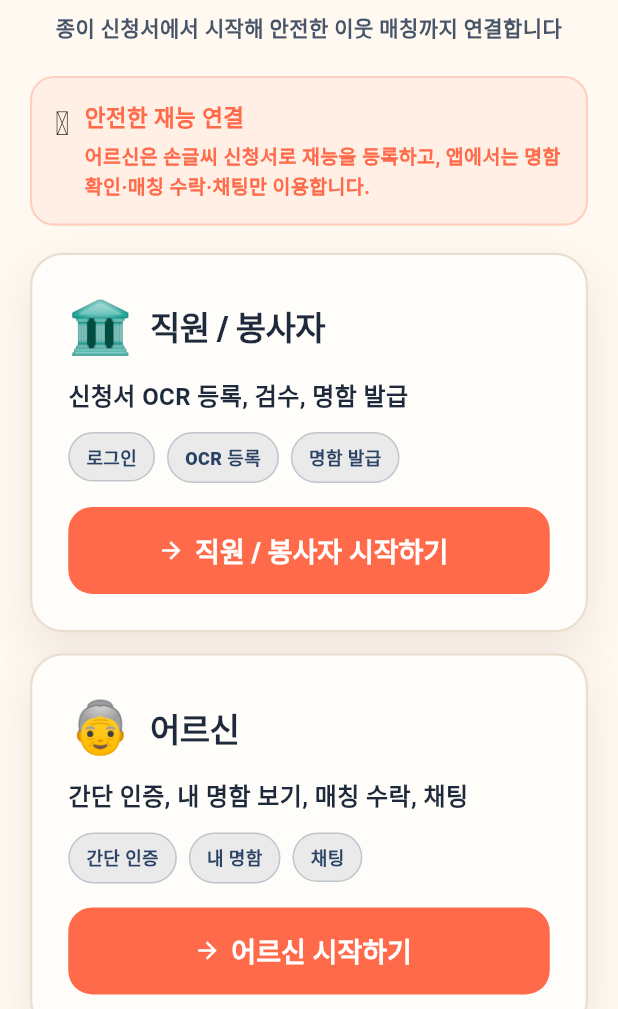
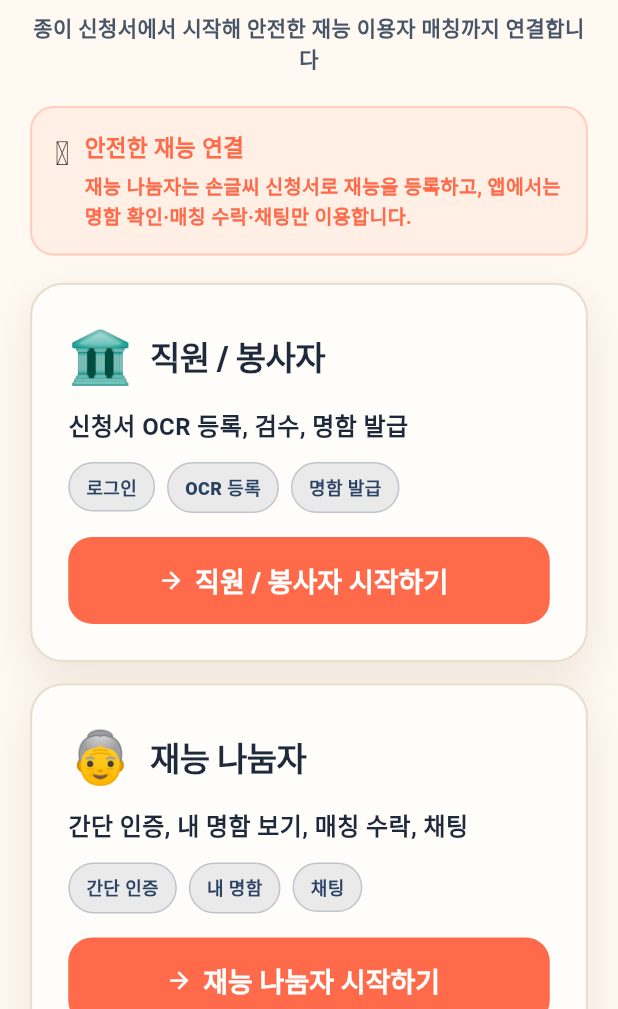
Before and after one commit to Nono-Link/frontend, a Flutter app: the screen it shows after launch, on a phone screen of 412 x 824 dp, the part 227-1236 px from its top. Run offline on Flutter 3.47's test engine with Material 3 defaults, Android fonts, the phone set to English and light mode, and no system bars; Roboto replaces fonts that are missing (Apple SD Gothic Neo).

Commit message:
'재능 나눔자' 및 '재능 이용자' 로 텍스트 수정완료

```diff
--- a/lib/login_expert/login_expert_page.dart
+++ b/lib/login_expert/login_expert_page.dart
@@ -10,7 +10,7 @@
   final id = TextEditingController(); final pw = TextEditingController(); final name = TextEditingController(); final phone = TextEditingController();
   @override
   Widget build(BuildContext context) => NonoPage(children: [
-    const NonoTop(title: '담당자 로그인', subtitle: '어르신 등록과 명함 발급을 진행합니다'),
+    const NonoTop(title: '담당자 로그인', subtitle: '재능 나눔자 등록과 명함 발급을 진행합니다'),
     const SizedBox(height: 20),
     Container(padding: const EdgeInsets.all(6), decoration: BoxDecoration(color: NonoTheme.lineSoft, borderRadius: BorderRadius.circular(16)), child: Row(children: [
       _tab('로그인', loginMode, () => setState(() => loginMode = true)),
@@ -41,7 +41,7 @@
       NonoInput(label: '전화번호', controller: phone, hint: '010-1234-5678'),
       NonoButton(text: '회원가입 완료', icon: Icons.check, onTap: () => setState(() => done = true)),
       const SizedBox(height: 14),
-      const NonoInfo(icon: '👵', title: '어르신 계정은 담당자가 등록합니다', body: '신청서 확인 후 어르신용 간단 인증 계정이 생성됩니다.'),
+      const NonoInfo(icon: '👵', title: '재능 나눔자 계정은 담당자가 등록합니다', body: '신청서 확인 후 재능 나눔자용 간단 인증 계정이 생성됩니다.'),
     ]);
   }
   Widget _role(String e, String title, String value) => GestureDetector(onTap: () => setState(() => role = value), child: Container(margin: const EdgeInsets.only(bottom: 15), padding: const EdgeInsets.all(13), decoration: BoxDecoration(color: role == value ? NonoTheme.coral.withValues(alpha: .08) : NonoTheme.cream, borderRadius: BorderRadius.circular(15), border: Border.all(color: role == value ? NonoTheme.coral : NonoTheme.line, width: 2)), child: Column(children: [Text(e, style: const TextStyle(fontSize: 26)), const SizedBox(height: 6), Text(title, textAlign: TextAlign.center, style: const TextStyle(fontWeight: FontWeight.w900))])));
--- a/lib/scanner/qr_scan_page.dart
+++ b/lib/scanner/qr_scan_page.dart
@@ -5,7 +5,7 @@
 
 class QrScanPage extends StatelessWidget { const QrScanPage({super.key});
   @override Widget build(BuildContext context)=>NonoPage(children:[
-    const NonoTop(title:'보안 QR 스캔', subtitle:'어르신 명함을 앱에서 안전하게 확인합니다'), const SizedBox(height:18),
+    const NonoTop(title:'보안 QR 스캔', subtitle:'재능 나눔자 명함을 앱에서 안전하게 확인합니다'), const SizedBox(height:18),
     NonoCard(child: Column(children:[
       Container(height:310, width:double.infinity, decoration:BoxDecoration(color:NonoTheme.charcoal, borderRadius:BorderRadius.circular(22)), child:Stack(alignment:Alignment.center, children:[const Icon(Icons.qr_code_scanner, color:Colors.white70, size:120), Positioned(top:30, left:30, right:30, child:Container(height:3, color:NonoTheme.coral)), const Positioned(bottom:28, child:Text('명함 QR을 화면 안에 맞춰주세요', style:TextStyle(color:Colors.white, fontWeight:FontWeight.w900, fontSize:17)))])),
       const SizedBox(height:18), NonoButton(text:'명함 확인하기', icon:Icons.check_circle, onTap:()=>Navigator.push(context, MaterialPageRoute(builder: (_)=>const ScannerMatchPage()))),
--- a/lib/scanner/scanner_login_page.dart
+++ b/lib/scanner/scanner_login_page.dart
@@ -6,9 +6,9 @@
 class ScannerLoginPage extends StatefulWidget { const ScannerLoginPage({super.key}); @override State<ScannerLoginPage> createState()=>_ScannerLoginPageState(); }
 class _ScannerLoginPageState extends State<ScannerLoginPage> { final name=TextEditingController(text:'박민수'), phone=TextEditingController(text:'010-9999-0000'); bool verified=false;
   @override Widget build(BuildContext context)=>NonoPage(children:[
-    const NonoTop(title:'이웃 로그인', subtitle:'QR 스캔 전 본인 확인을 진행합니다'), const SizedBox(height:18),
+    const NonoTop(title:'재능 이용자 로그인', subtitle:'QR 스캔 전 본인 확인을 진행합니다'), const SizedBox(height:18),
     NonoCard(child: Column(crossAxisAlignment:CrossAxisAlignment.start, children:[
-      Text('이웃 인증', style:NonoTheme.h2), const SizedBox(height:7), Text('안전한 매칭을 위해 본인 확인이 완료된 사용자만 QR 명함을 확인할 수 있습니다.', style:NonoTheme.muted), const SizedBox(height:20),
+      Text('재능 이용자 인증', style:NonoTheme.h2), const SizedBox(height:7), Text('안전한 매칭을 위해 본인 확인이 완료된 사용자만 QR 명함을 확인할 수 있습니다.', style:NonoTheme.muted), const SizedBox(height:20),
       NonoInput(label:'이름', controller:name, hint:'박민수'), NonoInput(label:'전화번호', controller:phone, hint:'010-9999-0000', keyboardType:TextInputType.phone),
       CheckboxListTile(value:verified, onChanged:(v)=>setState(()=>verified=v??false), activeColor:NonoTheme.coral, controlAffinity:ListTileControlAffinity.leading, contentPadding:EdgeInsets.zero, title:const Text('휴대폰 본인 확인 완료', style:TextStyle(fontWeight:FontWeight.w900, color:NonoTheme.charcoal))),
       const SizedBox(height:12), NonoButton(text:'인증 후 QR 스캔하기', icon:Icons.qr_code_scanner, onTap:(){ if(!verified){ nonoToast(context, '본인확인 체크 후 진행해 주세요.'); return; } Navigator.pushReplacement(context, MaterialPageRoute(builder: (_)=>const QrScanPage())); }),
--- a/lib/scanner/scanner_match_page.dart
+++ b/lib/scanner/scanner_match_page.dart
@@ -12,7 +12,7 @@
       const Text('화분 가꾸기 · 경력 20년', style:TextStyle(color:NonoTheme.coral, fontSize:18, fontWeight:FontWeight.w900)), const SizedBox(height:16),
       const Text('작은 화분을 오래 건강하게 키우는 법을 알려드려요.', textAlign:TextAlign.center, style:TextStyle(fontSize:18, height:1.45, fontWeight:FontWeight.w800)), const SizedBox(height:18),
       const Wrap(spacing:8, runSpacing:8, alignment:WrapAlignment.center, children:[NonoChip(text:'평일 오후'), NonoChip(text:'주민센터'), NonoChip(text:'1:1')]), const SizedBox(height:18),
-      NonoButton(text:requested?'요청 완료 · 후기 작성하기':'매칭 신청하기', icon:requested?Icons.rate_review:Icons.favorite, green:requested, onTap:(){ if(!requested){ setState(()=>requested=true); nonoToast(context, '어르신에게 매칭 요청을 보냈습니다.'); } else { Navigator.push(context, MaterialPageRoute(builder: (_)=>const ReviewPage())); }}),
+      NonoButton(text:requested?'요청 완료 · 후기 작성하기':'매칭 신청하기', icon:requested?Icons.rate_review:Icons.favorite, green:requested, onTap:(){ if(!requested){ setState(()=>requested=true); nonoToast(context, '재능 나눔자에게 매칭 요청을 보냈습니다.'); } else { Navigator.push(context, MaterialPageRoute(builder: (_)=>const ReviewPage())); }}),
     ])),
     const SizedBox(height:16), const NonoInfo(icon:'🌡️', title:'평판 시스템', body:'만남 후 후기와 온도가 반영됩니다. 불참이나 신고가 누적되면 매칭 신청이 제한됩니다.', color:NonoTheme.green),
   ]);
--- a/lib/senior/senior_home_page.dart
+++ b/lib/senior/senior_home_page.dart
@@ -6,7 +6,7 @@
 
 class SeniorHomePage extends StatelessWidget { const SeniorHomePage({super.key});
   @override Widget build(BuildContext context)=>NonoPage(children:[
-    const NonoTop(title:'어르신 홈', subtitle:'내 명함과 새 요청을 바로 확인합니다', home:true), const SizedBox(height:18),
+    const NonoTop(title:'재능 나눔자 홈', subtitle:'내 명함과 새 요청을 바로 확인합니다', home:true), const SizedBox(height:18),
     NonoCard(child: Column(children:const [Text('🌿', style:TextStyle(fontSize:54)), SizedBox(height:8), Text('김영자 님의 재능 명함', style:TextStyle(fontSize:25, fontWeight:FontWeight.w900, color:NonoTheme.charcoal)), SizedBox(height:10), Text('작은 화분을 오래 건강하게 키우는 법을 알려드려요.', textAlign:TextAlign.center, style:TextStyle(fontSize:19, height:1.45, fontWeight:FontWeight.w800)), SizedBox(height:14), Wrap(alignment:WrapAlignment.center, spacing:8, runSpacing:8, children:[NonoChip(text:'원예'), NonoChip(text:'평일 오후'), NonoChip(text:'주민센터')])])),
     const SizedBox(height:16), NonoButton(text:'새 매칭 요청 확인', icon:Icons.favorite, onTap:()=>Navigator.push(context, MaterialPageRoute(builder: (_)=>const SeniorMatchPage()))),
     const SizedBox(height:12), NonoButton(text:'채팅함 열기', icon:Icons.chat_bubble, secondary:true, onTap:()=>Navigator.push(context, MaterialPageRoute(builder: (_)=>const SeniorChatPage()))),
--- a/lib/senior/senior_login_page.dart
+++ b/lib/senior/senior_login_page.dart
@@ -6,7 +6,7 @@
 class SeniorLoginPage extends StatefulWidget { const SeniorLoginPage({super.key}); @override State<SeniorLoginPage> createState()=>_SeniorLoginPageState(); }
 class _SeniorLoginPageState extends State<SeniorLoginPage> { final phone=TextEditingController(), code=TextEditingController(); bool sent=false;
   @override Widget build(BuildContext context)=>NonoPage(children:[
-    const NonoTop(title:'어르신 간단 인증', subtitle:'등록된 전화번호로 내 명함을 확인합니다'), const SizedBox(height:20),
+    const NonoTop(title:'재능 나눔자 간단 인증', subtitle:'등록된 전화번호로 내 명함을 확인합니다'), const SizedBox(height:20),
     NonoCard(child: Column(crossAxisAlignment:CrossAxisAlignment.stretch, children:[
       const Text('👵', textAlign:TextAlign.center, style:TextStyle(fontSize:58)), const SizedBox(height:8),
       const Text('내 재능 명함 확인', textAlign:TextAlign.center, style:TextStyle(fontSize:27, fontWeight:FontWeight.w900, color:NonoTheme.charcoal)), const SizedBox(height:10),
--- a/lib/senior/senior_match_page.dart
+++ b/lib/senior/senior_match_page.dart
@@ -5,7 +5,7 @@
 
 class SeniorMatchPage extends StatelessWidget { const SeniorMatchPage({super.key});
   @override Widget build(BuildContext context)=>NonoPage(children:[
-    const NonoTop(title:'매칭 요청', subtitle:'신원 확인된 이웃의 요청만 표시됩니다'), const SizedBox(height:18),
+    const NonoTop(title:'매칭 요청', subtitle:'신원 확인된 재능 이용자의 요청만 표시됩니다'), const SizedBox(height:18),
     NonoCard(child: Column(crossAxisAlignment:CrossAxisAlignment.start, children:[
       const Row(children:[CircleAvatar(radius:32, backgroundColor:NonoTheme.lineSoft, child:Text('민수', style:TextStyle(fontWeight:FontWeight.w900))), SizedBox(width:14), Expanded(child:Column(crossAxisAlignment:CrossAxisAlignment.start, children:[Text('박민수 님', style:NonoTheme.h2), SizedBox(height:4), Text('신원 확인 완료 · 매너온도 37.8℃', style:NonoTheme.muted)]))]),
       const SizedBox(height:20), const NonoInfo(icon:'💬', title:'요청 내용', body:'화분을 자꾸 시들게 해서요. 선생님께 물 주는 방법을 배우고 싶어요.', color:NonoTheme.green),
--- a/lib/staff/card_preview_page.dart
+++ b/lib/staff/card_preview_page.dart
@@ -13,7 +13,7 @@
       Container(padding:const EdgeInsets.all(20), decoration:BoxDecoration(color:NonoTheme.cream, borderRadius:BorderRadius.circular(20), border:Border.all(color:NonoTheme.line, width:1.5)), child:const Column(children:[Icon(Icons.qr_code_2, size:112, color:NonoTheme.charcoal), SizedBox(height:8), Text('보안 QR', style:TextStyle(fontWeight:FontWeight.w900)), Text('앱에서 인증된 사용자만 확인할 수 있습니다', textAlign:TextAlign.center, style:NonoTheme.muted)])),
       const SizedBox(height:20), const Text('“작은 화분을 오래 건강하게 키우는 법을 알려드려요.”', textAlign:TextAlign.center, style:TextStyle(fontSize:18, height:1.45, fontWeight:FontWeight.w800)),
     ])),
-    const SizedBox(height:16), const NonoInfo(icon:'🛡️', title:'안전 설정', body:'전화번호와 상세 주소는 공개되지 않습니다. 신원 확인된 이웃만 QR 명함을 확인하고 매칭을 신청할 수 있습니다.'),
+    const SizedBox(height:16), const NonoInfo(icon:'🛡️', title:'안전 설정', body:'전화번호와 상세 주소는 공개되지 않습니다. 신원 확인된 재능 이용자만 QR 명함을 확인하고 매칭을 신청할 수 있습니다.'),
     const SizedBox(height:16), NonoButton(text:'명함 발급 완료', icon:Icons.check_circle, green:true, onTap:()=>nonoToast(context, '명함 발급이 완료되었습니다.')),
   ]);
 }
--- a/lib/staff/staff_home_page.dart
+++ b/lib/staff/staff_home_page.dart
@@ -11,11 +11,11 @@
     const SizedBox(height: 18),
     const NonoInfo(icon: '✍️', title: '오늘의 등록 절차', body: '신청서 촬영 → 내용 확인 → 안전 동의 확인 → QR 명함 발급', color: NonoTheme.coral),
     const SizedBox(height: 16),
-    _step(context, '1', '신청서 OCR 등록', '어르신이 작성한 종이 신청서를 촬영하거나 파일로 등록합니다.', Icons.document_scanner, const ApplicationOcrPage()),
+    _step(context, '1', '신청서 OCR 등록', '재능 나눔자가 작성한 종이 신청서를 촬영하거나 파일로 등록합니다.', Icons.document_scanner, const ApplicationOcrPage()),
     const SizedBox(height: 14),
     _step(context, '2', '신청서 내용 확인', '불러온 성함, 재능, 활동 선호, 동의 항목을 최종 확인합니다.', Icons.fact_check, const ApplicationReviewPage()),
     const SizedBox(height: 14),
-    _step(context, '3', '명함 발급', '신원 확인된 이웃만 확인할 수 있는 QR 명함을 발급합니다.', Icons.badge, const CardPreviewPage()),
+    _step(context, '3', '명함 발급', '신원 확인된 재능 이용자만 확인할 수 있는 QR 명함을 발급합니다.', Icons.badge, const CardPreviewPage()),
   ]);
   Widget _step(BuildContext context, String n, String title, String desc, IconData icon, Widget page) => NonoCard(child: Column(crossAxisAlignment: CrossAxisAlignment.start, children: [
     Row(children: [CircleAvatar(backgroundColor: NonoTheme.coral, child: Text(n, style: const TextStyle(color: Colors.white, fontWeight: FontWeight.w900))), const SizedBox(width: 12), Icon(icon, color: NonoTheme.coral), const SizedBox(width: 8), Expanded(child: Text(title, style: NonoTheme.h2))]),
--- a/lib/start/start_page.dart
+++ b/lib/start/start_page.dart
@@ -9,15 +9,15 @@
   const StartPage({super.key});
   @override
   Widget build(BuildContext context) => NonoPage(maxWidth: 640, children: [
-    const NonoHeader(title: '노노링크', subtitle: '종이 신청서에서 시작해 안전한 이웃 매칭까지 연결합니다'),
+    const NonoHeader(title: '노노링크', subtitle: '종이 신청서에서 시작해 안전한 재능 이용자 매칭까지 연결합니다'),
     const SizedBox(height: 22),
-    const NonoInfo(icon: '🩵', title: '안전한 재능 연결', body: '어르신은 손글씨 신청서로 재능을 등록하고, 앱에서는 명함 확인·매칭 수락·채팅만 이용합니다.', color: NonoTheme.coral),
+    const NonoInfo(icon: '🩵', title: '안전한 재능 연결', body: '재능 나눔자는 손글씨 신청서로 재능을 등록하고, 앱에서는 명함 확인·매칭 수락·채팅만 이용합니다.', color: NonoTheme.coral),
     const SizedBox(height: 18),
     _RoleCard(emoji: '🏛️', title: '직원 / 봉사자', desc: '신청서 OCR 등록, 검수, 명함 발급', chips: const ['로그인', 'OCR 등록', '명함 발급'], page: const LoginExpertPage()),
     const SizedBox(height: 14),
-    _RoleCard(emoji: '👵', title: '어르신', desc: '간단 인증, 내 명함 보기, 매칭 수락, 채팅', chips: const ['간단 인증', '내 명함', '채팅'], page: const SeniorLoginPage()),
+    _RoleCard(emoji: '👵', title: '재능 나눔자', desc: '간단 인증, 내 명함 보기, 매칭 수락, 채팅', chips: const ['간단 인증', '내 명함', '채팅'], page: const SeniorLoginPage()),
     const SizedBox(height: 14),
-    _RoleCard(emoji: '📱', title: '이웃 / 스캐너', desc: '로그인, QR 스캔, 매칭 신청, 후기 작성', chips: const ['신원 확인', 'QR 스캔', '후기'], page: const ScannerLoginPage()),
+    _RoleCard(emoji: '📱', title: '재능 이용자 / 스캐너', desc: '로그인, QR 스캔, 매칭 신청, 후기 작성', chips: const ['신원 확인', 'QR 스캔', '후기'], page: const ScannerLoginPage()),
   ]);
 }
 
```
